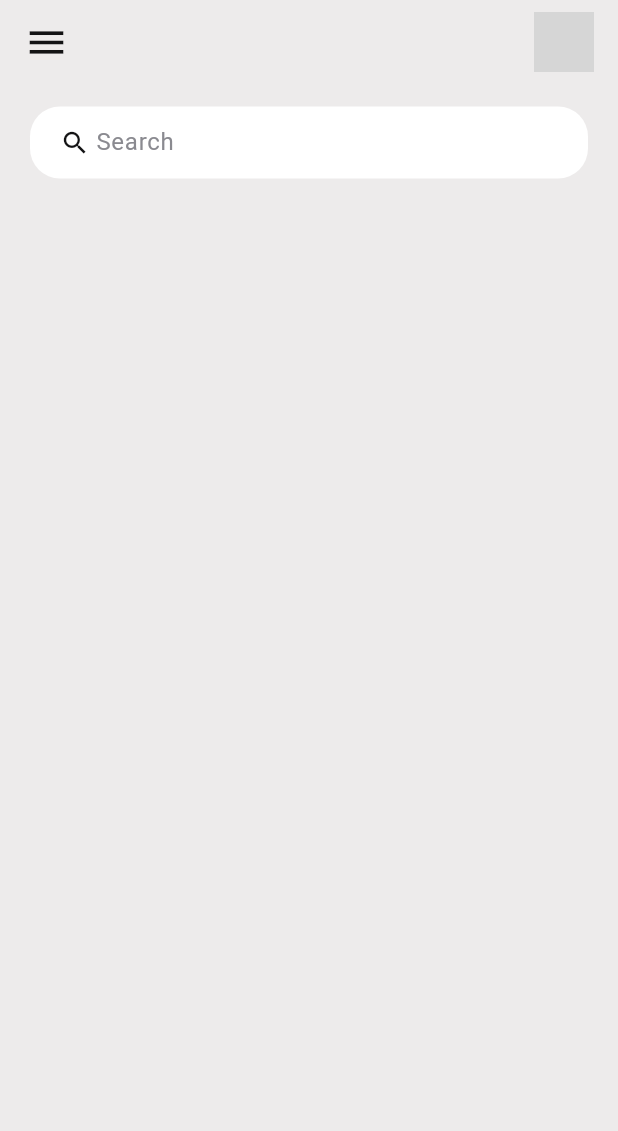
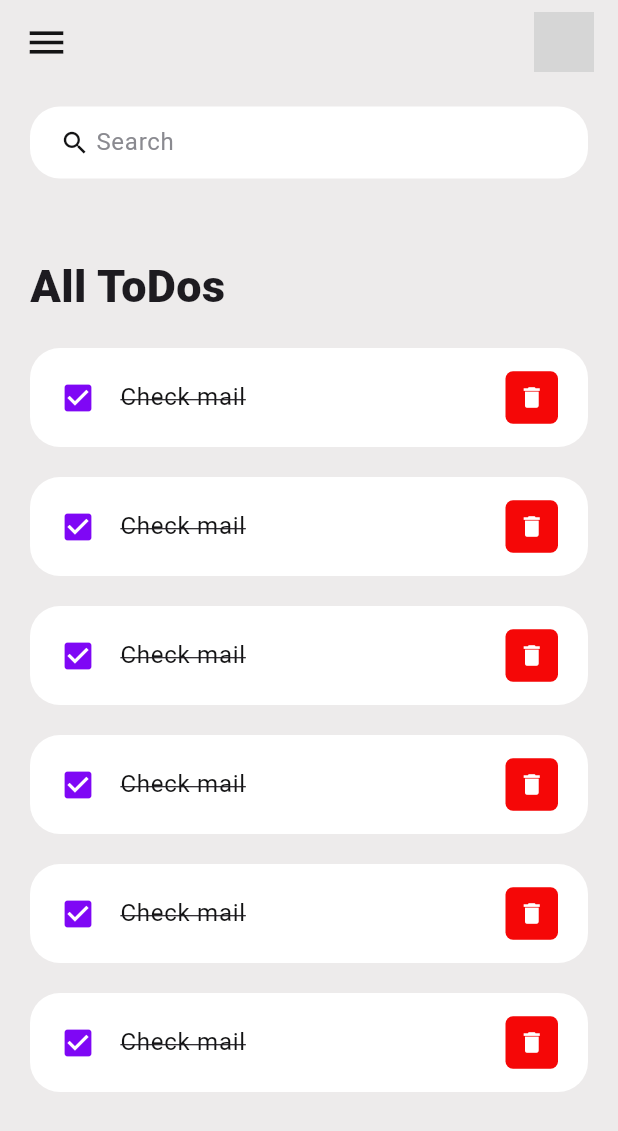
Before and after one commit to Layanga-Rajapakshe/Todo-app-flutter, a Flutter app: the screen it shows after launch, on a phone screen of 412 x 824 dp. Shown: the top 1131 px of the screen. Run offline on Flutter 3.47's test engine with Material 3 defaults, Android fonts, the phone set to English and light mode, and no system bars; our stand-ins replace device_preview; grey boxes are pictures that could not be loaded.

Commit message:
todo tile added

```diff
--- a/lib/screens/home.dart
+++ b/lib/screens/home.dart
@@ -1,5 +1,6 @@
 import 'package:flutter/material.dart';
 import 'package:todoapp/constraints/colors.dart';
+import 'package:todoapp/widgets/todo_item.dart';
 
 class Home extends StatelessWidget {
   const Home({super.key});
@@ -14,6 +15,29 @@ class Home extends StatelessWidget {
         child: Column(
           children: [
             searchBox(),
+            Expanded(child: ListView(
+              children: [
+                Container(
+                  margin: EdgeInsets.only(
+                    top: 50,
+                    bottom: 20,
+                  ),
+                  child: Text(
+                    'All ToDos',
+                    style: TextStyle(
+                      fontSize: 30,
+                      fontWeight: FontWeight.w900,
+                    ),
+                  ),
+                ),
+                ToDoItem(),
+                ToDoItem(),
+                ToDoItem(),
+                ToDoItem(),
+                ToDoItem(),
+                ToDoItem(),
+              ],
+            ))
           ],) ,),
     );
   }
--- /dev/null
+++ b/lib/widgets/todo_item.dart
@@ -0,0 +1,38 @@
+import 'package:flutter/material.dart';
+import 'package:todoapp/constraints/colors.dart';
+
+class ToDoItem extends StatelessWidget {
+  const ToDoItem({super.key});
+
+  @override
+  Widget build(BuildContext context) {
+    return Container(
+      margin: EdgeInsets.only(bottom: 20),
+      child: ListTile(
+        contentPadding: EdgeInsets.symmetric(horizontal: 20,vertical: 5),
+        onTap: () {
+          print('Clicked on tile');
+        },
+        shape: RoundedRectangleBorder(borderRadius: BorderRadius.circular(20)),
+        tileColor: Colors.white,
+        leading: Icon(Icons.check_box,color: tdBlue,),
+        title: Text('Check mail',style: TextStyle(fontSize: 16,color: tdBlack,decoration: TextDecoration.lineThrough,),),
+        trailing: Container(
+          margin: EdgeInsets.symmetric(vertical: 5),
+          height: 35,
+          width: 35,
+          decoration: BoxDecoration(
+            color: tdRed,
+            borderRadius: BorderRadius.circular(5),
+          ),
+          child: IconButton(icon: Icon(Icons.delete),
+          color: Colors.white,
+          iconSize: 18,
+          onPressed: () {
+            print('Clicked on delete button');
+          },),
+        ),
+      ),
+    );
+  }
+}
```
Also changed, not shown: flutter_01.png (added).
